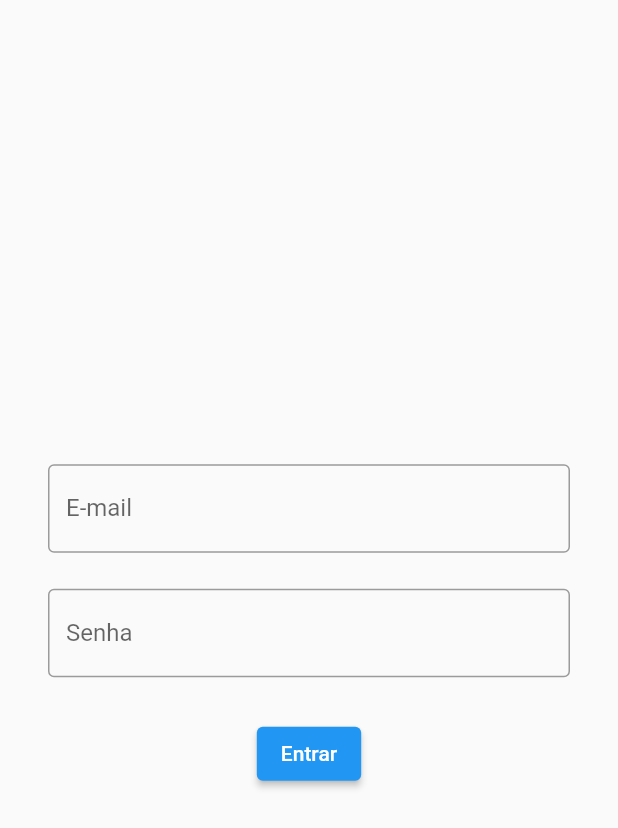
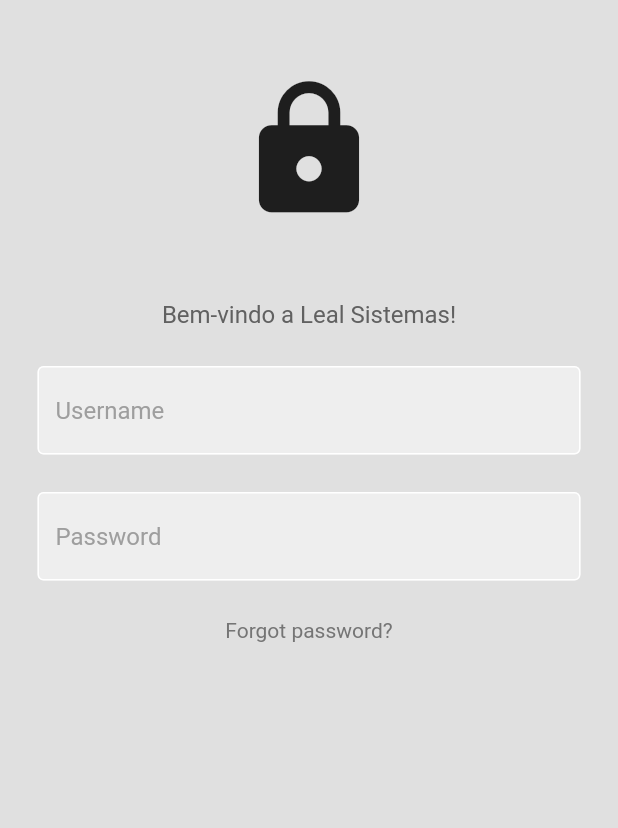
Before and after one commit to YanGraim/login, a Flutter app: the screen it shows after launch, after a tap on "Pular", on a phone screen of 412 x 824 dp. Shown: the top 828 px of the screen. Run offline on Flutter 3.47's test engine with Material 2 defaults, Android fonts, the phone set to English and light mode, and no system bars; our stand-ins replace flutter_svg, get, get_storage, introduction_screen.

Commit message:
new login page

```diff
--- /dev/null
+++ b/lib/app/components/textfield.dart
@@ -0,0 +1,31 @@
+import 'package:flutter/material.dart';
+import 'package:get/get.dart';
+
+class MyText extends StatelessWidget {
+  final controller;
+  final String hintText;
+  final bool obscureText;
+
+  const MyText({super.key, required this.controller, required this.hintText, required this.obscureText});
+
+  @override
+  Widget build(BuildContext context) {
+    return Padding(
+      padding: const EdgeInsets.symmetric(horizontal: 25.0),
+      child: TextField(
+        controller: controller,
+        obscureText: obscureText,
+        decoration: InputDecoration(
+          enabledBorder: const OutlineInputBorder(
+              borderSide: BorderSide(color: Colors.white)),
+          focusedBorder: OutlineInputBorder(
+              borderSide: BorderSide(color: Colors.grey.shade400)),
+          fillColor: Colors.grey.shade200,
+          filled: true,
+          hintText: hintText,
+          hintStyle: TextStyle(color: Colors.grey[500])
+        ),
+      ),
+    );
+  }
+}
--- a/lib/app/modules/login_screen/login_page.dart
+++ b/lib/app/modules/login_screen/login_page.dart
@@ -2,61 +2,77 @@ import 'package:flutter/material.dart';
 
 import 'package:get/get.dart';
 
+import '../../components/textfield.dart';
 import 'login_controller.dart';
 
 class LoginPage extends GetView<LoginController> {
-  final _formKey = GlobalKey<FormState>();
-  final _emailController = TextEditingController();
-  final _senhaController = TextEditingController();
+  LoginPage({super.key});
 
-  LoginPage({super.key});
+  //text editing controllers
+  final usernameController = TextEditingController();
+  final passwordController = TextEditingController();
 
   @override
   Widget build(BuildContext context) {
     return Scaffold(
-      body: Center(
-        child: SingleChildScrollView(
-            padding: const EdgeInsets.all(20),
-            child: Form(
-              key: _formKey,
-              child: Column(
-                crossAxisAlignment: CrossAxisAlignment.start,
-                children: [
-                  Padding(
-                    padding: const EdgeInsets.all(12),
-                    child: TextFormField(
-                      controller: _emailController,
-                      decoration: const InputDecoration(label: Text("E-mail"), hintText: "exemplo@email.com", border: OutlineInputBorder()),
-                      validator: (email) {
-                        if (email == null || email.isEmpty) {
-                          return "Digite seu e-mail";
-                        }
-                        return null;
-                      },
-                    ),
-                  ),
-                  Padding(
-                    padding: const EdgeInsets.all(12),
-                    child: TextFormField(
-                      controller: _senhaController,
-                      decoration: const InputDecoration(label: Text("Senha"), hintText: "Digite sua senha", border: OutlineInputBorder()),
-                      validator: (senha) {
-                        if (senha == null || senha.isEmpty) {
-                          return "Digite sua senha";
-                        } else if (senha.length < 6) {
-                          return "Digite uma senha mais forte";
-                        }
-                        return null;
-                      },
-                    ),
-                  ),
-                  const SizedBox(height: 15),
-                  Center(
-                    child: ElevatedButton(onPressed: () {}, child: const Text("Entrar")),
-                  )
-                ],
+      backgroundColor: Colors.grey[300],
+      body: SafeArea(
+        child: Center(
+          child: Column(
+            children: [
+              const SizedBox(
+                height: 50,
               ),
-            )),
+
+              // LOGO
+              const Icon(
+                Icons.lock,
+                size: 100,
+              ),
+              const SizedBox(
+                height: 50,
+              ),
+
+              // WELCOME BACK
+              Text(
+                'Bem-vindo a Leal Sistemas!',
+                style: TextStyle(color: Colors.grey[700], fontSize: 16),
+              ),
+
+              const SizedBox(
+                height: 25,
+              ),
+
+              //USERNAME
+              MyText(
+                controller: usernameController,
+                hintText: 'Username',
+                obscureText: false,
+              ),
+
+              const SizedBox(
+                height: 25,
+              ),
+              //PASSWORD
+              MyText(
+                controller: passwordController,
+                hintText: 'Password',
+                obscureText: true,
+              ),
+
+              const SizedBox(
+                height: 25,
+              ),
+              //FORGOT YOUR PASSWORD?
+              Text('Forgot password?',
+              style: TextStyle(color: Colors.grey[600]),)
+
+              //SIGN IN BUTTON
+
+              // NOT A MEMBER? REGISTER NOW
+            ],
+          ),
+        ),
       ),
     );
   }
--- a/lib/app/routes/app_pages.dart
+++ b/lib/app/routes/app_pages.dart
@@ -14,7 +14,10 @@ class AppPages {
   static get initial => Routes.intro;
 
   static final routes = [
-    GetPage(name: Routes.intro, page: () => const IntroPage(), binding: IntroBinding()),
+    GetPage(
+        name: Routes.intro,
+        page: () => const IntroPage(),
+        binding: IntroBinding()),
     GetPage(
       name: Routes.login,
       page: () => LoginPage(),
--- a/lib/main.dart
+++ b/lib/main.dart
@@ -12,10 +12,12 @@ void main() async {
   box.remove("is_intro");
   bool sp = box.read("is_intro") ?? false;
   if (sp) {
-    runApp(GetMaterialApp(debugShowCheckedModeBanner: false, home: LoginPage()));
+    runApp(
+        GetMaterialApp(debugShowCheckedModeBanner: false, home: LoginPage()));
   } else {
     box.write("is_intro", true);
-    runApp(const GetMaterialApp(debugShowCheckedModeBanner: false, home: IntroPage()));
+    runApp(const GetMaterialApp(
+        debugShowCheckedModeBanner: false, home: IntroPage()));
   }
 }
 
```
Also changed, not shown: lib/app/modules/intro_screen/intro_page.dart (+8 -4 lines).
